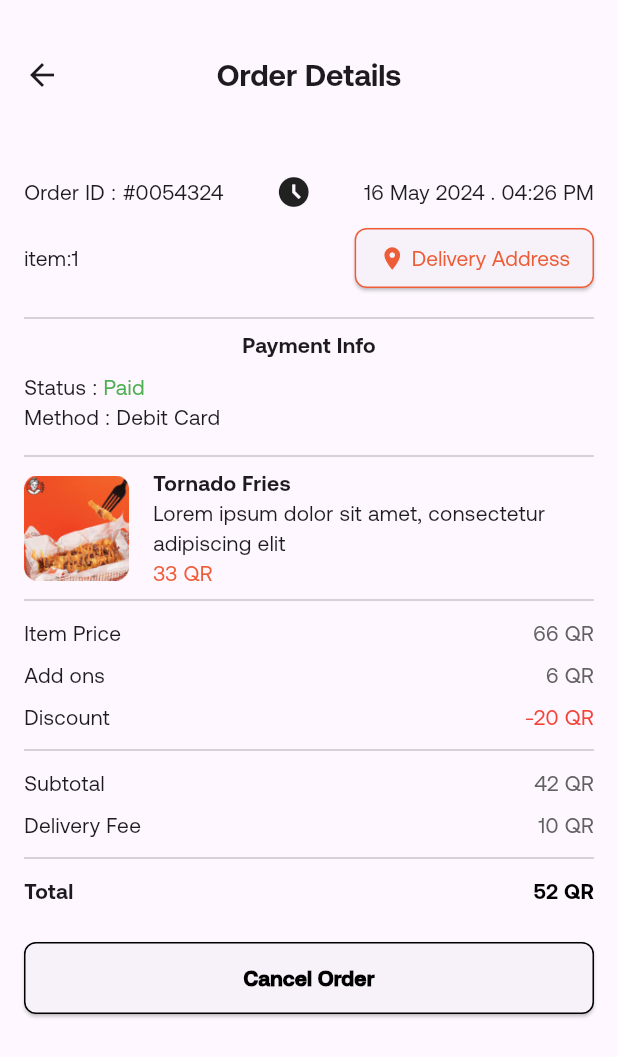
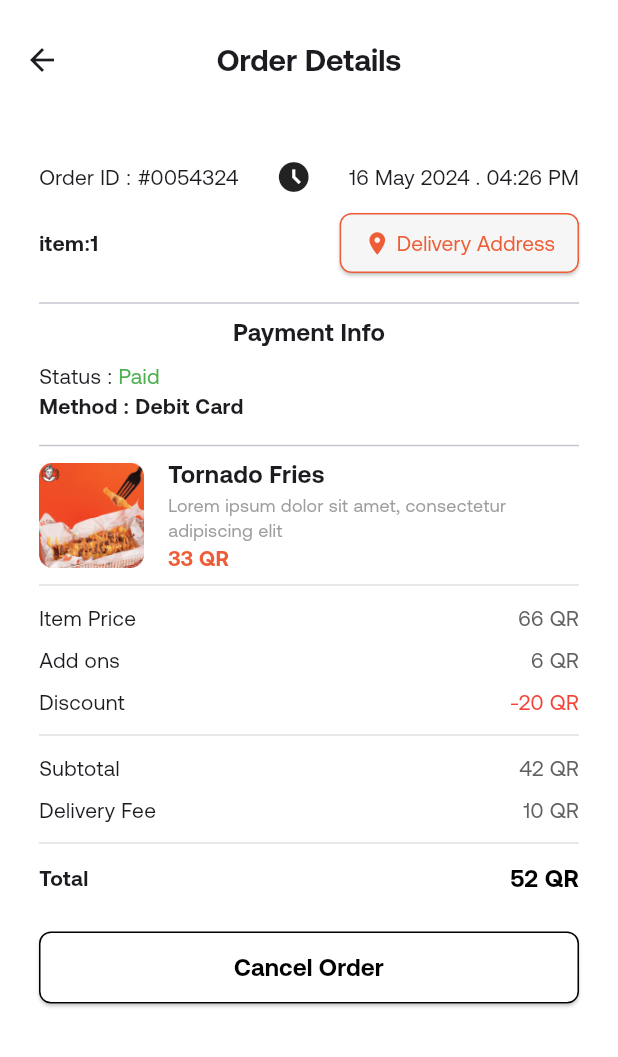
Before and after one commit to Afaf997/food_delivery_app, a Flutter app: the OrderDetailsScreen screen opened directly, on a phone screen of 412 x 824 dp. Shown: the top 1057 px of the screen. Run offline on Flutter 3.47's test engine with Material 3 defaults, Android fonts, the phone set to English and light mode, and no system bars; our stand-ins replace carousel_slider, pin_code_text_field.

Commit message:
add changed

```diff
--- a/lib/screens/cart_screen.dart
+++ b/lib/screens/cart_screen.dart
@@ -15,7 +15,7 @@ class CartScreen extends StatelessWidget {
       appBar: AppBar(
         automaticallyImplyLeading: false,
         backgroundColor: kWhite,
-        toolbarHeight: 80,
+        toolbarHeight: 60,
         title: const Text(
           "My Cart",
           style: TextStyle(
@@ -177,7 +177,7 @@ class _CartItemState extends State<CartItem> {
                 const SizedBox(height: 10),
                 Text(
                   '${widget.price} QR',
-                  style: const TextStyle(fontSize: 14, fontWeight: FontWeight.bold),
+                  style: const TextStyle(fontSize: 14, fontWeight: FontWeight.bold,color:kredcolor),
                 ),
               ],
             ),
--- a/lib/screens/home_screen.dart
+++ b/lib/screens/home_screen.dart
@@ -34,7 +34,6 @@ class _HomeScreenState extends State<HomeScreen> {
                 crossAxisAlignment: CrossAxisAlignment.start,
                 children: [
                   buildImageRichContainer(context),
-                  const SizedBox(height: kCustomSizedBoxHeight),
                   buildTitleRow('Menu'),
                   const SizedBox(height: kCustomSizedBoxHeight),
                   buildMenuRow(context),
--- a/lib/screens/order_details.dart
+++ b/lib/screens/order_details.dart
@@ -5,9 +5,11 @@ class OrderDetailsScreen extends StatelessWidget {
   @override
   Widget build(BuildContext context) {
     return Scaffold(
+      backgroundColor: kWhite,
       appBar: AppBar(
-        toolbarHeight: 100,
-        title: Text('Order Details',style: TextStyle(fontSize: 20,fontWeight: FontWeight.w600),),
+         backgroundColor: kWhite,
+        toolbarHeight: 80,
+        title: Text('Order Details',style: TextStyle(fontSize: 20,fontWeight: FontWeight.bold),),
         centerTitle: true,
         leading: IconButton(
           icon: Icon(Icons.arrow_back),
@@ -17,25 +19,26 @@ class OrderDetailsScreen extends StatelessWidget {
         ),
       ),
       body: SingleChildScrollView(
-        padding: const EdgeInsets.all(16.0),
+        padding: const EdgeInsets.all(26.0),
         child: Column(
           crossAxisAlignment: CrossAxisAlignment.start,
           children: [
            const Row(
               mainAxisAlignment: MainAxisAlignment.spaceBetween,
               children: [
-                Text('Order ID : #0054324'),
+                Text('Order ID : #0054324',style: TextStyle(fontSize: 14,)),
                 Icon(Icons.access_time_filled_outlined),
-                Text('16 May 2024 . 04:26 PM')
+                Text('16 May 2024 . 04:26 PM',style: TextStyle(fontSize: 14,))
               ],
             ),
             SizedBox(height: 8),
             Row(
               mainAxisAlignment: MainAxisAlignment.spaceBetween,
               children: [
-                Text("item:1"),
+                Text("item:1",style: TextStyle(fontSize: 14,fontWeight: FontWeight.w700)),
              ElevatedButton(
   style: ElevatedButton.styleFrom(
+    backgroundColor: kColorgrey,
     side: BorderSide(color: kOrangeColor),
     shape: RoundedRectangleBorder(
       borderRadius: BorderRadius.circular(8), // Adjust the radius as needed
@@ -57,24 +60,24 @@ class OrderDetailsScreen extends StatelessWidget {
 
               ],
             ),
-            SizedBox(height: 8,),
-            Divider(),
-            Center(child: Text('Payment Info', style: TextStyle(fontWeight: FontWeight.bold))),
-            SizedBox(height: 8),
-            Row(
+           const SizedBox(height: 8,),
+           const Divider(),
+           const Center(child: Text('Payment Info', style: TextStyle(fontWeight: FontWeight.bold,fontSize: 16))),
+           const SizedBox(height: 8),
+           const Row(
               children: [
                 Text('Status : '),
                 Text('Paid', style: TextStyle(color: Colors.green)),
               ],
             ),
-            Row(
+           const Row(
               children: [
-                Text('Method : '),
-                Text('Debit Card'),
+                Text('Method : ',style: TextStyle(fontWeight: FontWeight.w600,fontSize: 14),),
+                Text('Debit Card',style: TextStyle(fontWeight: FontWeight.w600,fontSize: 14),),
               ],
             ),
-            SizedBox(height:8,),
-            Divider(),
+           const SizedBox(height:8,),
+           const Divider(),
             Row(
               children: [
                 Image.asset(
@@ -83,40 +86,41 @@ class OrderDetailsScreen extends StatelessWidget {
                   height: 70,
                 ),
                 SizedBox(width: 16),
-                Expanded(
+               const Expanded(
                   child: Column(
                     crossAxisAlignment: CrossAxisAlignment.start,
                     children: [
-                      Text('Tornado Fries', style: TextStyle(fontWeight: FontWeight.bold)),
-                      Text('Lorem ipsum dolor sit amet, consectetur adipiscing elit'),
-                      Text('33 QR', style: TextStyle(color: kOrangeColor)),
+                      Text('Tornado Fries', style: TextStyle(fontWeight: FontWeight.bold,fontSize: 16)),
+                      Text('Lorem ipsum dolor sit amet, consectetur adipiscing elit',style: TextStyle(color: korgGrey,fontSize: 12),),
+                      Text('33 QR', style: TextStyle(color: kOrangeColor,fontWeight: FontWeight.bold,)),
                     ],
                   ),
                 ),
               ],
             ),
-            Divider(),
+          Divider(color :klgreyColor),
             buildPriceRow('Item Price', '66 QR'),
             buildPriceRow('Add ons', '6 QR'),
             buildPriceRow('Discount', '-20 QR', isDiscount: true),
-            Divider(),
+          Divider(color :klgreyColor),
             buildPriceRow('Subtotal', '42 QR'),
             buildPriceRow('Delivery Fee', '10 QR'),
-            Divider(),
-            buildPriceRow('Total', '52 QR', isTotal: true),
+          Divider(color :klgreyColor),
+            buildPriceRow('Total', '52 QR', isTotal: true,),
             SizedBox(height: 20),
            ElevatedButton(
   onPressed: () {
     // Add your cancel order functionality here
   },
   style: ElevatedButton.styleFrom(
+    backgroundColor: kWhite,
     minimumSize: Size(double.infinity, 48), // Full width and fixed height
     side: BorderSide(color: Colors.black),
     shape: RoundedRectangleBorder(
       borderRadius: BorderRadius.circular(8), // Adjust the radius as needed
     ),
   ),
-  child: Text('Cancel Order',style: TextStyle(color: kblack,fontWeight: FontWeight.w900),),
+  child: Text('Cancel Order',style: TextStyle(color: kblack,fontWeight: FontWeight.w600,fontSize: 16),),
 )
 
           ],
@@ -136,7 +140,7 @@ class OrderDetailsScreen extends StatelessWidget {
             value,
             style: TextStyle(
               color: isDiscount ? Colors.red : (isTotal ? Colors.black : Colors.grey[700]),
-              fontWeight: isTotal ? FontWeight.bold : FontWeight.normal,
+              fontWeight: isTotal ? FontWeight.bold : FontWeight.normal,fontSize: isTotal ? 16 : 14
             ),
           ),
         ],
--- a/lib/utils/constant.dart
+++ b/lib/utils/constant.dart
@@ -13,6 +13,7 @@ const Color kTextgreyColor =Color.fromARGB(136, 150, 147, 147);
 const Color kredcolor =Colors.red;
 const Color korgGrey=Colors.grey;
 const Color klistgreyColor =  Color(0xFFDDDDDD);
+const Color kfavouriteColor =  Color(0xFFD9D9D9);
 const Color klgreyColor =  Color(0xFFE1E1E1);
 const Color kSEARCHColor =  Color(0xFFEAEAEA);
 const Color kColorgrey =  Color(0xFFF6F6F6);
--- a/lib/widget/build_category_items.dart
+++ b/lib/widget/build_category_items.dart
@@ -11,13 +11,13 @@ Widget buildCategoryItem(String categoryName, Color color, [double width = 136])
       color: color,
       borderRadius: BorderRadius.circular(12),
       border: Border.all(
-        color: color == kTextgreyColor ? Colors.grey : kOrangeColor,
+        color: color == kTextgreyColor ? korgGrey : klgreyColor,
       ),
     ),
     child: Center(
       child: ReusableText(
         text: categoryName,
-        color: Colors.white,
+        color: color == kOrangeColor ? kWhite : korgGrey,
         fontWeight: FontWeight.w400,
         fontSize: 14,
       ),
```
Also changed, not shown: lib/functions/bottom_sheet.dart (+46 -11 lines), lib/screens/All_categories.dart (+4 -4 lines), lib/screens/checkout.dart (+68 -40 lines), lib/screens/search_screen.dart (+2 -15 lines), lib/screens/track_screen.dart (+23 -21 lines), lib/widget/food_item_card.dart (+5 -5 lines), pubspec.yaml (+10 -1 lines), assets/icons/close-icon.png (added), assets/icons/filter.png (added), assets/icons/icon1.png (added), assets/icons/icon2.png (added), assets/icons/icon3.png (added), assets/icons/icon4.png (added), assets/icons/icon5.png (added), 1 more files.
